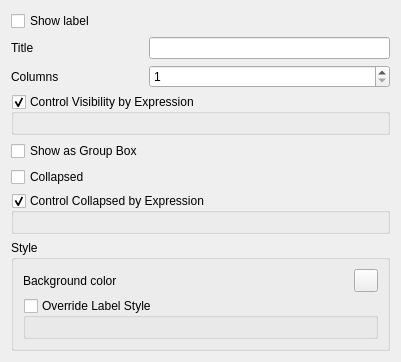
qgis/QGIS, file src/ui/attributeformconfig/qgsattributeformcontaineredit.ui: the form before one commit.
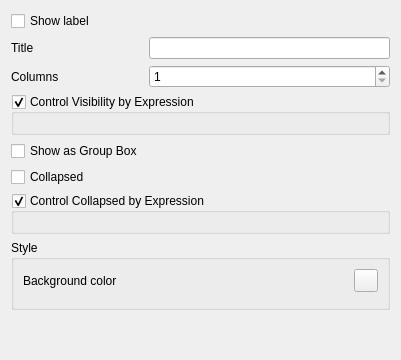
The form after the commit. Custom widgets are drawn as their Qt base class.

```diff
--- a/src/ui/attributeformconfig/qgsattributeformcontaineredit.ui
+++ b/src/ui/attributeformconfig/qgsattributeformcontaineredit.ui
@@ -7,7 +7,7 @@
     <x>0</x>
     <y>0</y>
     <width>401</width>
-    <height>320</height>
+    <height>360</height>
    </rect>
   </property>
   <property name="windowTitle">
@@ -46,21 +46,13 @@
        </widget>
       </item>
       <item row="2" column="0" colspan="2">
-       <widget class="QgsCollapsibleGroupBox" name="mLabelStyleOverrideGroupBox">
-        <property name="title">
-         <string>Override Label Style</string>
+       <widget class="QgsFormLabelFormatWidget" name="mFormLabelFormatWidget" native="true">
+        <property name="sizePolicy">
+         <sizepolicy hsizetype="MinimumExpanding" vsizetype="Preferred">
+          <horstretch>0</horstretch>
+          <verstretch>0</verstretch>
+         </sizepolicy>
         </property>
-        <property name="checkable">
-         <bool>true</bool>
-        </property>
-        <property name="checked">
-         <bool>false</bool>
-        </property>
-        <layout class="QVBoxLayout" name="verticalLayout">
-         <item>
-          <widget class="QgsFormLabelFormatWidget" name="mFormLabelFormatWidget" native="true"/>
-         </item>
-        </layout>
        </widget>
       </item>
      </layout>
```
Left out of the diff: 6 changed lines with no effect on the pictures.
